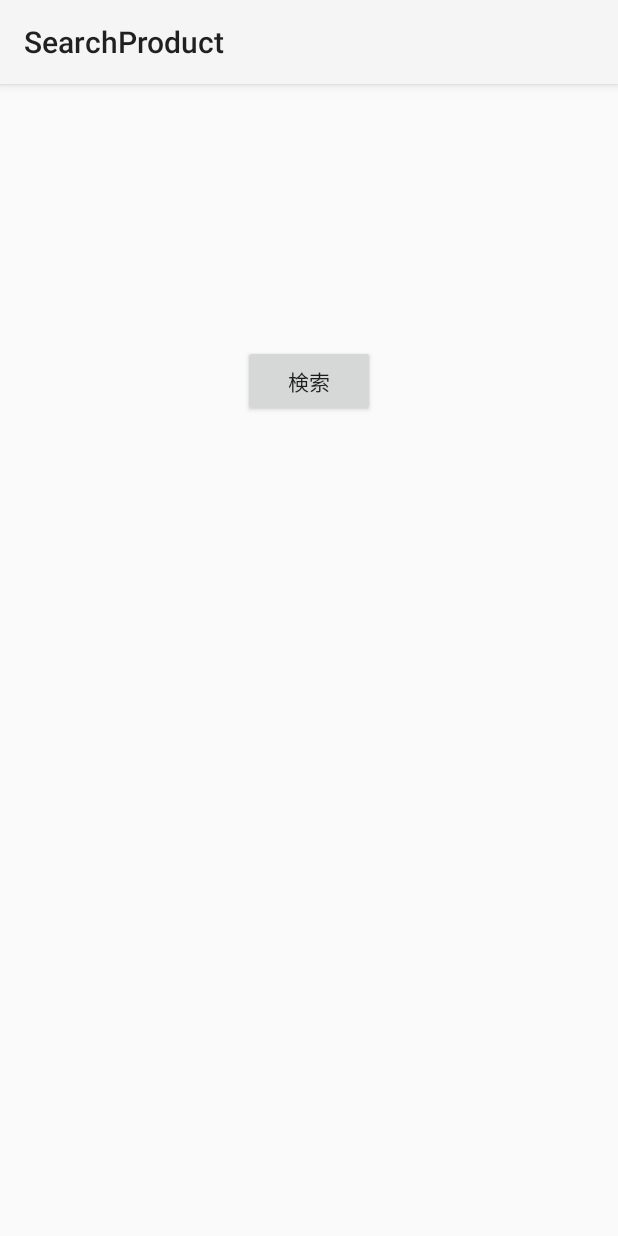
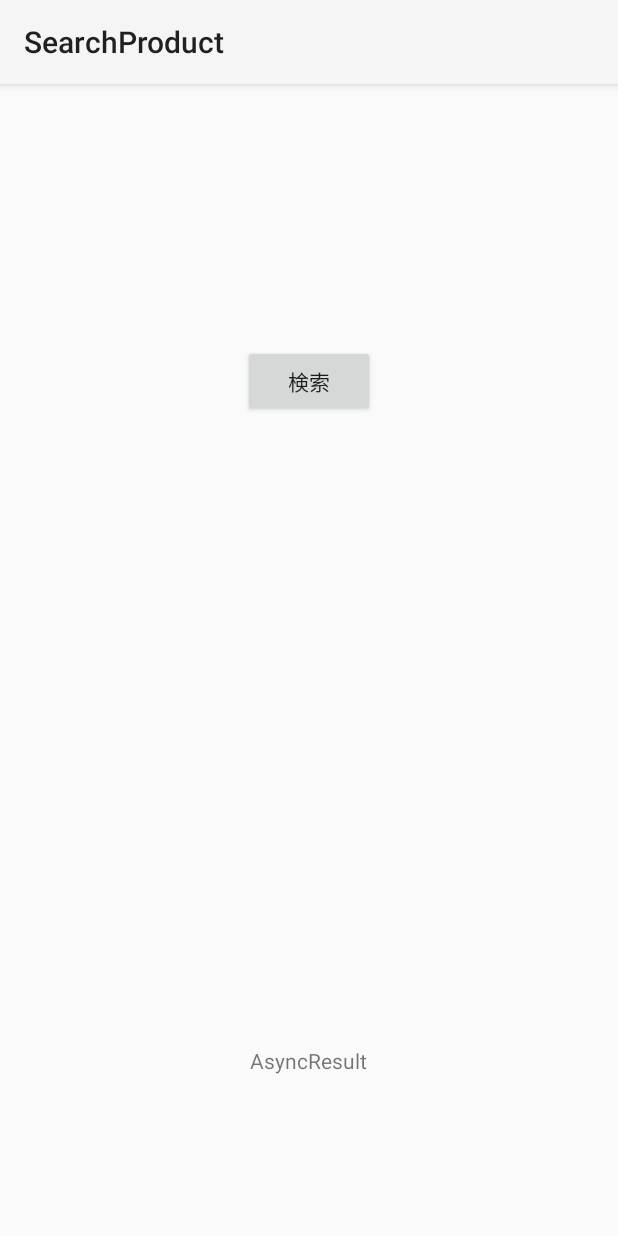
Before and after one commit to rockforest/SearchProduct, an Android app: the screen it shows after launch (HomeActivity), on a phone screen of 412 x 824 dp. Run offline under Robolectric (Android 15) with nearby library versions, the phone set to English and light mode, and no system bars.

Commit message:
2014/06/09

```diff
--- a/app/src/main/java/jp/ne/rockforest/searchproduct/app/HomeActivity.java
+++ b/app/src/main/java/jp/ne/rockforest/searchproduct/app/HomeActivity.java
@@ -36,8 +36,10 @@ public class HomeActivity extends ActionBarActivity implements OnClickListener{
     @Override
     public void onClick(View v) {
 
-        ProductsLoader pLoder = new ProductsLoader();
-        pLoder.execute("test");
+        //Todo　地図アクティビティ渡す
+        ProductsLoader pLoder = new ProductsLoader(this);
+        pLoder.execute("format=raw&task=ajax&format=json&action=get_shopmap");
+        //Todo 画面遷移
 
     }
 }
--- a/app/src/main/res/layout/activity_home.xml
+++ b/app/src/main/res/layout/activity_home.xml
@@ -17,4 +17,13 @@
         android:layout_alignParentTop="true"
         android:layout_centerHorizontal="true"
         android:layout_marginTop="158dp" />
+
+    <TextView
+        android:layout_width="wrap_content"
+        android:layout_height="wrap_content"
+        android:text="AsyncResult"
+        android:id="@+id/AsyncResult"
+        android:layout_alignParentBottom="true"
+        android:layout_centerHorizontal="true"
+        android:layout_marginBottom="91dp" />
 </RelativeLayout>
```
Also changed, not shown: app/src/main/java/jp/ne/rockforest/searchproduct/app/ProductsLoader.java (+23 -23 lines).
